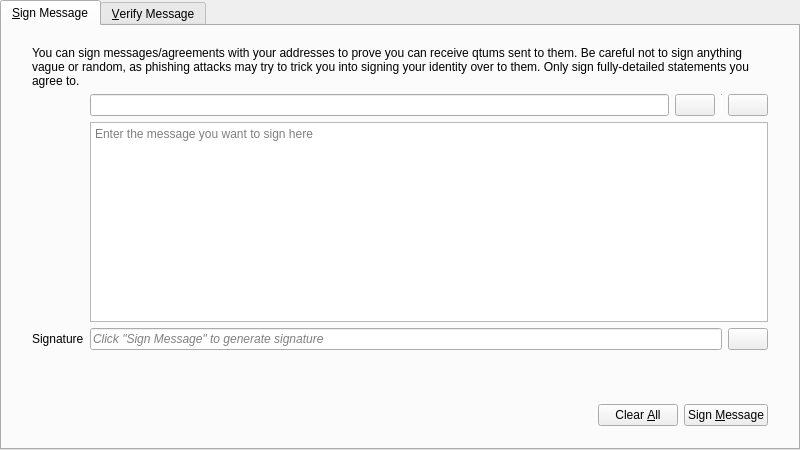
Above: src/qt/forms/signverifymessagedialog.ui from vuicash/qtum before the change. Below: the same form after it.
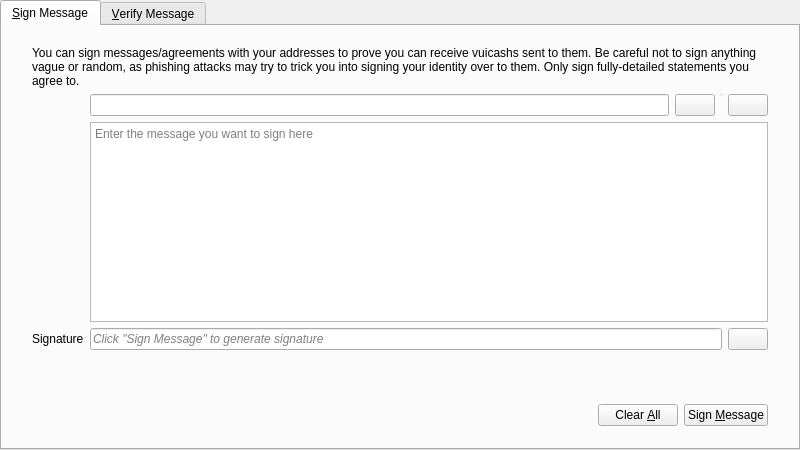
That is the form after the change. Icons and pictures are not drawn. Custom widgets are drawn as their Qt base class.

Commit message: Signed change qtum to vuicash

Diff of the .ui file:
```diff
--- a/src/qt/forms/signverifymessagedialog.ui
+++ b/src/qt/forms/signverifymessagedialog.ui
@@ -196,7 +196,7 @@
            <item row="0" column="0" colspan="2">
             <widget class="QLabel" name="infoLabel_SM">
              <property name="text">
-              <string>You can sign messages/agreements with your addresses to prove you can receive qtums sent to them. Be careful not to sign anything vague or random, as phishing attacks may try to trick you into signing your identity over to them. Only sign fully-detailed statements you agree to.</string>
+              <string>You can sign messages/agreements with your addresses to prove you can receive vuicashs sent to them. Be careful not to sign anything vague or random, as phishing attacks may try to trick you into signing your identity over to them. Only sign fully-detailed statements you agree to.</string>
              </property>
              <property name="textFormat">
               <enum>Qt::PlainText</enum>
```
Left out of the diff: 2 changed lines with no effect on the pictures. The commit also changes 367 other files.
